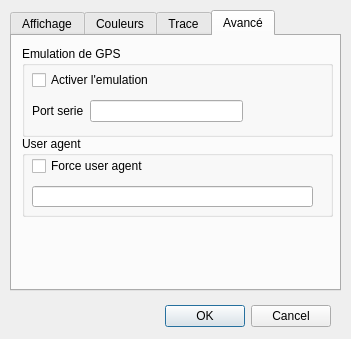
Qt form src/paramVLM.ui (nohal/qtVlm) before a commit.
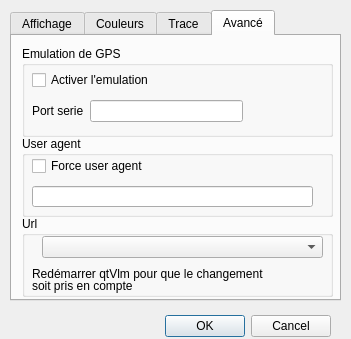
The same form after that commit. The open tabs and pages were chosen to show the change. Icons and pictures are not drawn.

Commit message: bugfix when opponent or boat list contains boat that have finished the race adds a list of alternative server bugfix in user-agent function

```diff
--- a/src/paramVLM.ui
+++ b/src/paramVLM.ui
@@ -21,7 +21,7 @@
    <property name="geometry">
     <rect>
      <x>20</x>
-     <y>300</y>
+     <y>310</y>
      <width>311</width>
      <height>32</height>
     </rect>
@@ -39,7 +39,7 @@
      <x>10</x>
      <y>10</y>
      <width>331</width>
-     <height>281</height>
+     <height>291</height>
     </rect>
    </property>
    <property name="currentIndex">
@@ -455,6 +455,55 @@
       </property>
      </widget>
     </widget>
+    <widget class="QGroupBox" name="groupBox_6">
+     <property name="geometry">
+      <rect>
+       <x>10</x>
+       <y>180</y>
+       <width>311</width>
+       <height>81</height>
+      </rect>
+     </property>
+     <property name="title">
+      <string>Url</string>
+     </property>
+     <widget class="QComboBox" name="url_list">
+      <property name="geometry">
+       <rect>
+        <x>20</x>
+        <y>20</y>
+        <width>281</width>
+        <height>22</height>
+       </rect>
+      </property>
+     </widget>
+     <widget class="QLabel" name="label_5">
+      <property name="geometry">
+       <rect>
+        <x>10</x>
+        <y>50</y>
+        <width>271</width>
+        <height>16</height>
+       </rect>
+      </property>
+      <property name="text">
+       <string>Redémarrer qtVlm pour que le changement</string>
+      </property>
+     </widget>
+     <widget class="QLabel" name="label_13">
+      <property name="geometry">
+       <rect>
+        <x>10</x>
+        <y>62</y>
+        <width>111</width>
+        <height>16</height>
+       </rect>
+      </property>
+      <property name="text">
+       <string>soit pris en compte</string>
+      </property>
+     </widget>
+    </widget>
    </widget>
   </widget>
  </widget>
```
Left out of the diff: 10 changed lines with no effect on the pictures. The commit also changes 7 other files.
